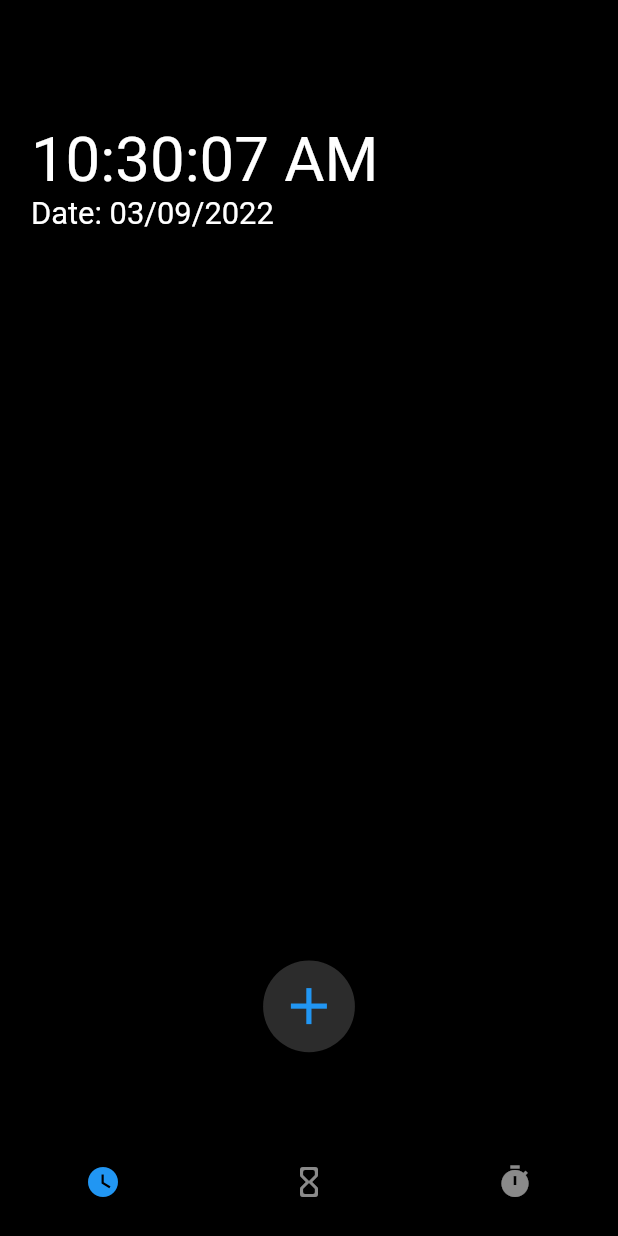
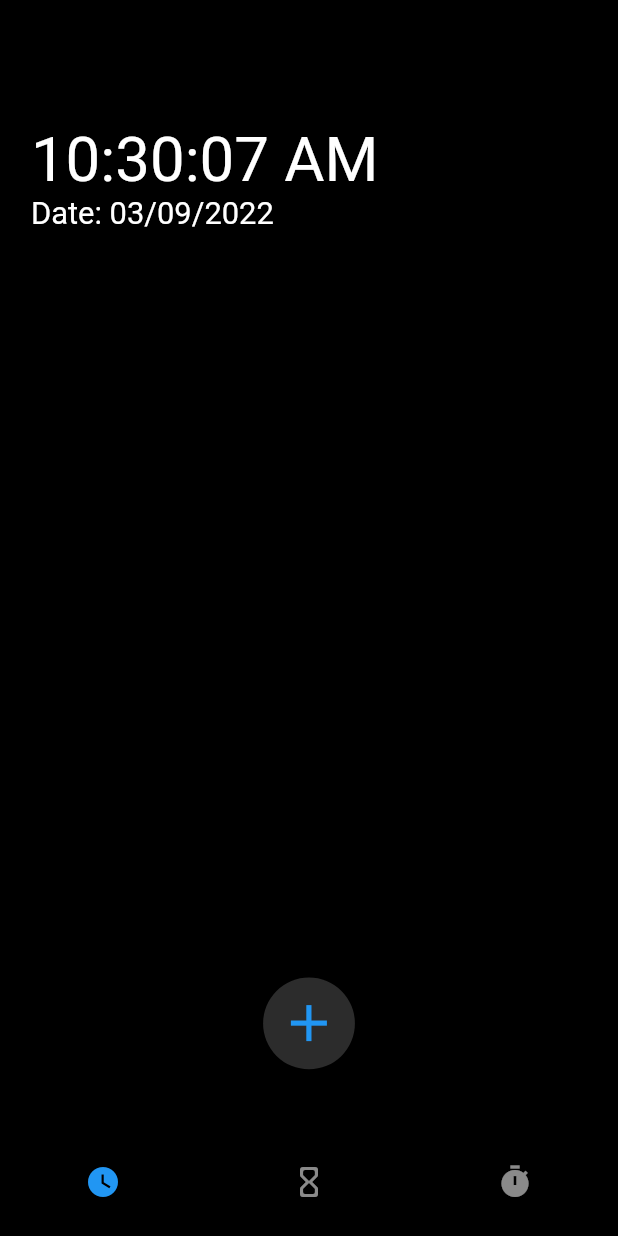
Before and after one commit to savarsri/clock_app_flutter, a Flutter app: the screen it shows after launch, on a phone screen of 412 x 824 dp. Run offline on Flutter 3.47's test engine with Material 2 defaults, Android fonts, the phone set to English and light mode, and no system bars; our stand-ins replace awesome_notifications, numberpicker, step_progress_indicator; missing offline and left inert: android_alarm_manager_plus, flutter_ringtone_player.

Commit message:
Bug Fixes

```diff
--- a/lib/Views/timer.dart
+++ b/lib/Views/timer.dart
@@ -270,7 +270,7 @@ class _watchTimerState extends State<watchTimer> {
             Padding(
               padding: EdgeInsetsDirectional.only(top: height * 0.03),
               child: SizedBox(
-                height: height * 0.15,
+                height: height * 0.185,
                 child: Container(
                   color: Colors.black,
                 ),
--- a/lib/Views/watchAlarm.dart
+++ b/lib/Views/watchAlarm.dart
@@ -124,6 +124,15 @@ class watchAlarmState extends State<watchAlarm> {
                   ),
                 ),
               ),
+              Padding(
+                padding: EdgeInsetsDirectional.only(top: height * 0.01),
+                child: SizedBox(
+                  height: height * 0.0038,
+                  child: Container(
+                    color: Colors.black,
+                  ),
+                ),
+              ),
               Row(
                 mainAxisAlignment: MainAxisAlignment.center,
                 crossAxisAlignment: CrossAxisAlignment.center,
```
